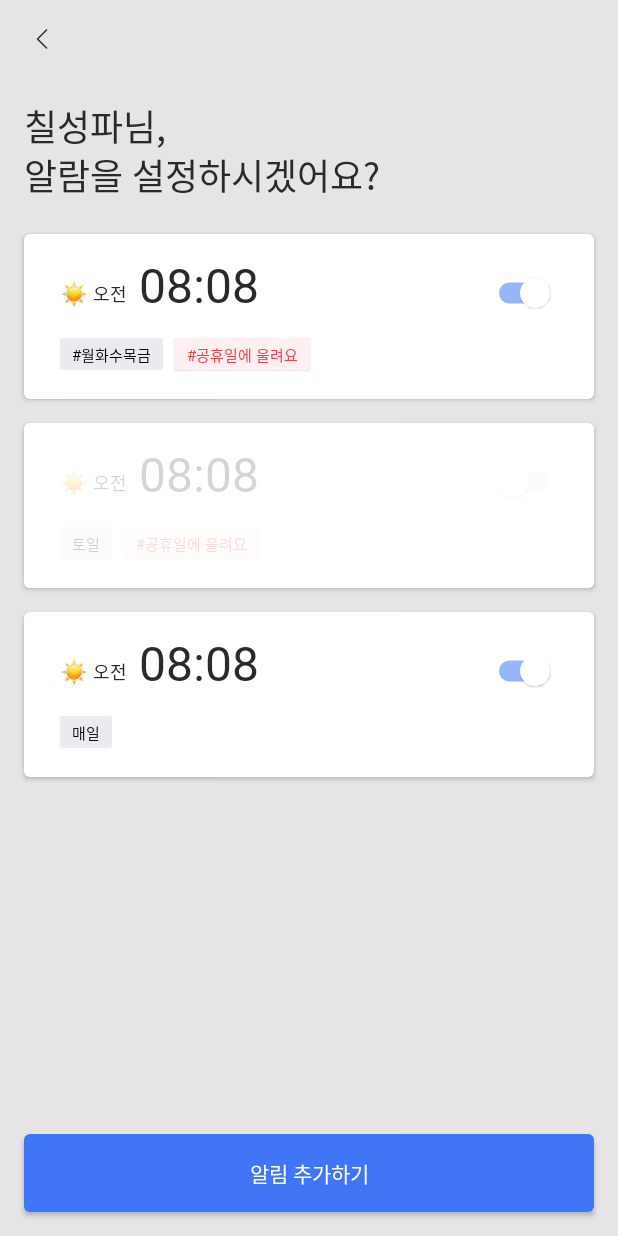
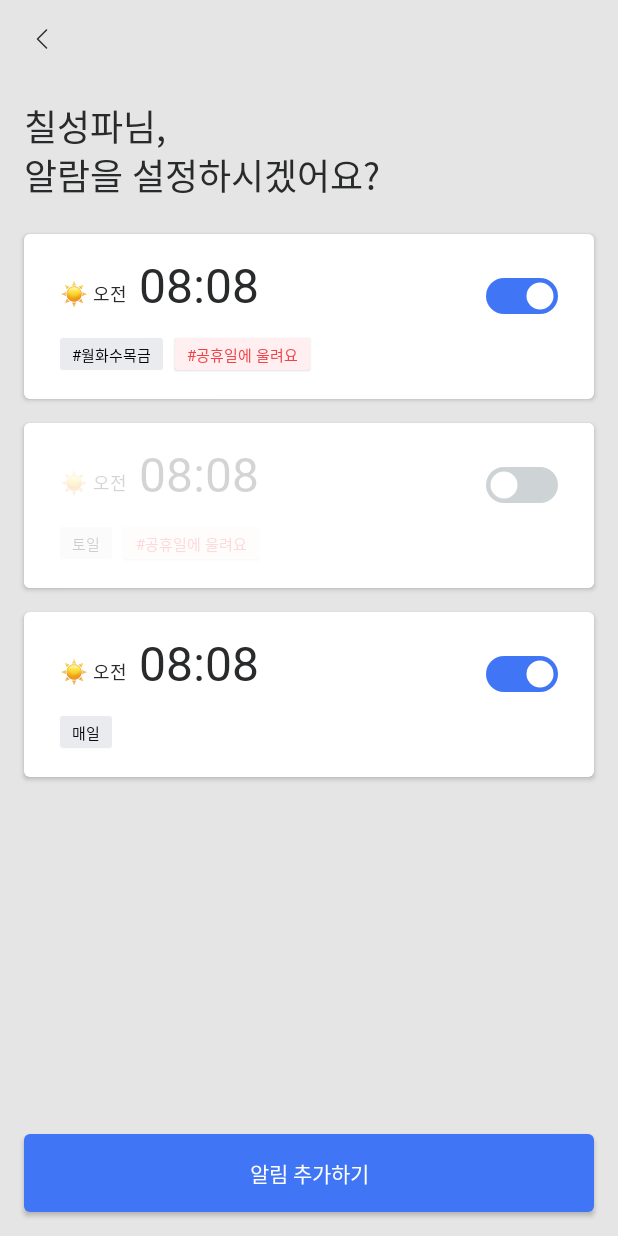
Before and after one commit to depromeet/LinkZupZup-AOS, an Android app built with Jetpack Compose: the screen it shows after launch (AlarmDetailActivity), on a phone screen of 412 x 824 dp. Run offline under Robolectric (Android 15) with nearby library versions, the phone set to English and light mode, and no system bars; our stand-ins replace RxJava; libraries missing offline, so code that uses them is left out: com.jakewharton.retrofit2; Roboto replaces fonts that are not available here; 1 statement that could not run was skipped.

Commit message:
Switch 디자인 커스텀 #5 - SwitchCompat 커스텀 - Compose AndroidView로 SwitchCompat을 Compose에서 사용가능하도록 작업진행 - 확장메서드 mutableStateValue 추가   "( remember { mutableStateOf( ? ) }" -> 매번 쓰기 귀찮아서 아래와 같이 단축   ?.mutableStateValue() - kotlin-android-extensions plugins 추가   ( @Parcelize 어노테이션 등 기타 확장 기능 사용하기 위한 용도 )

```diff
--- a/app/build.gradle
+++ b/app/build.gradle
@@ -1,6 +1,7 @@
 plugins {
     id 'com.android.application'
     id 'kotlin-android'
+    id 'kotlin-android-extensions'
 }
 
 android {
--- a/app/src/main/java/com/depromeet/linkzupzup/extensions/extensions.kt
+++ b/app/src/main/java/com/depromeet/linkzupzup/extensions/extensions.kt
@@ -1,5 +1,9 @@
 package com.depromeet.linkzupzup.extensions
 
+import androidx.compose.runtime.Composable
+import androidx.compose.runtime.MutableState
+import androidx.compose.runtime.mutableStateOf
+import androidx.compose.runtime.remember
 import androidx.compose.ui.graphics.Color
 import com.depromeet.linkzupzup.base.BaseView
 import com.depromeet.linkzupzup.component.SSLHelper
@@ -27,6 +31,9 @@ fun <T> Single<T>.subSimple(onSuccess: Consumer<in T>?, baseView: BaseView<*>):
     return subscribe(onSuccess, { baseView.defaultThrowable(it) })
 }
 
+@Composable
+fun <T> T.mutableStateValue(): MutableState<T> = remember { mutableStateOf(this) }
+
 /**
  * 참고 : https://meetup.toast.com/posts/130
  */
--- a/app/src/main/java/com/depromeet/linkzupzup/view/alarm/ui/AlarmDetailUI.kt
+++ b/app/src/main/java/com/depromeet/linkzupzup/view/alarm/ui/AlarmDetailUI.kt
@@ -5,10 +5,11 @@ import androidx.compose.foundation.background
 import androidx.compose.foundation.clickable
 import androidx.compose.foundation.layout.*
 import androidx.compose.foundation.lazy.LazyColumn
-import androidx.compose.foundation.lazy.items
+import androidx.compose.foundation.lazy.itemsIndexed
 import androidx.compose.foundation.shape.RoundedCornerShape
 import androidx.compose.material.*
 import androidx.compose.runtime.Composable
+import androidx.compose.runtime.MutableState
 import androidx.compose.runtime.mutableStateOf
 import androidx.compose.runtime.remember
 import androidx.compose.ui.Alignment
@@ -25,12 +26,14 @@ import androidx.compose.ui.unit.dp
 import androidx.compose.ui.unit.sp
 import com.depromeet.linkzupzup.R
 import com.depromeet.linkzupzup.base.BaseView
+import com.depromeet.linkzupzup.extensions.mutableStateValue
 import com.depromeet.linkzupzup.extensions.timeBaseStr
 import com.depromeet.linkzupzup.extensions.timeStr
 import com.depromeet.linkzupzup.presenter.AlarmDetailViewModel
 import com.depromeet.linkzupzup.presenter.model.WeeklyAlarm
 import com.depromeet.linkzupzup.ui.theme.LinkZupZupTheme
 import com.depromeet.linkzupzup.utils.DLog
+import com.depromeet.linkzupzup.view.custom.CustomSwitchCompat
 import java.util.*
 
 class AlarmDetailUI: BaseView<AlarmDetailViewModel>() {
@@ -88,10 +91,9 @@ fun BodyContent(alarms: ArrayList<WeeklyAlarm>, alarmClickListener: ()->Unit) {
                     .fillMaxWidth()
                     .weight(1f)) {
 
-                items(alarmList.value) { alarm ->
-                    WeeklyAlarmCard(alarm)
+                itemsIndexed(items= alarmList.value) { index, alarm ->
+                    WeeklyAlarmCard(alarmList, index)
                 }
-
             }
 
 
@@ -138,7 +140,12 @@ fun TopHeaderCard() {
 }
 
 @Composable
-fun WeeklyAlarmCard(alarm: WeeklyAlarm) {
+fun WeeklyAlarmCard(list: MutableState<ArrayList<WeeklyAlarm>>, index: Int) {
+    list.value[index].let { alarm ->
+
+        // 알람 설정 유무
+        val enableAlarm: MutableState<Boolean> = alarm.isEnableAlarm().mutableStateValue()
+        alarm.enableAlarm = if (enableAlarm.value) 1 else 0
 
         Card(shape = RoundedCornerShape(4.dp),
             backgroundColor = Color.White,
@@ -147,7 +154,9 @@ fun WeeklyAlarmCard(alarm: WeeklyAlarm) {
 
             }) {
 
-        Box(Modifier.fillMaxWidth()
+            Box(
+                Modifier
+                    .fillMaxWidth()
                     .height(110.dp)) {
 
                 Column(modifier = Modifier
@@ -175,23 +184,6 @@ fun WeeklyAlarmCard(alarm: WeeklyAlarm) {
                             style = TextStyle(fontFamily = FontFamily(Font(resId = R.font.spoqa_hansansneo_medium, weight = FontWeight.W400)), textAlign = TextAlign.Start, fontSize = 32.sp, lineHeight = 10.sp, color = Color(0xFF292A2B)),
                             modifier = Modifier.absoluteOffset(y = -(5).dp))
 
-                    Spacer(Modifier.weight(1f))
-
-                    Switch(checked = alarm.isEnableAlarm(),
-                        onCheckedChange = { checked ->
-                            alarm.enableAlarm = if (checked) 1 else 0
-                            DLog.e("Jackso", "state: $checked")
-                        }, colors = SwitchDefaults.colors(
-                            checkedThumbColor = Color(0xFFFFFFFF),
-                            checkedTrackColor = Color(0xFF4076F6),
-                            uncheckedThumbColor = Color(0xFFFFFFFF),
-                            uncheckedTrackColor = Color(0xFFCED3D6)
-                        ),
-                        enabled = true,
-                        modifier = Modifier
-                            .width(46.dp)
-                            .height(24.dp))
-
                     }
 
                     Spacer(Modifier.height(10.dp))
@@ -206,7 +198,8 @@ fun WeeklyAlarmCard(alarm: WeeklyAlarm) {
                                 Text(alarm.weekDayStr(),
                                     style = TextStyle(fontFamily = FontFamily(Font(resId = R.font.spoqa_hansansneo_medium, weight = FontWeight.W400)), fontSize = 10.sp, lineHeight = 14.sp, color = Color(0xFF000000)),
                                     textAlign = TextAlign.Center,
-                                modifier = Modifier.height(22.dp)
+                                    modifier = Modifier
+                                        .height(22.dp)
                                         .padding(horizontal = 8.dp, vertical = 4.dp))
                             }
                         }
@@ -219,7 +212,8 @@ fun WeeklyAlarmCard(alarm: WeeklyAlarm) {
                                     Text("#공휴일에 울려요",
                                         style = TextStyle(fontFamily = FontFamily(Font(resId = R.font.spoqa_hansansneo_medium, weight = FontWeight.W400)), fontSize = 10.sp, lineHeight = 14.sp, color = Color(0xFFF24147)),
                                         textAlign = TextAlign.Center,
-                                    modifier = Modifier.height(22.dp)
+                                        modifier = Modifier
+                                            .height(22.dp)
                                             .padding(horizontal = 8.dp, vertical = 4.dp))
                                 }
                             }
@@ -230,13 +224,31 @@ fun WeeklyAlarmCard(alarm: WeeklyAlarm) {
                 /**
                  * 비활성화 블러
                  */
-            if (!alarm.isEnableAlarm()) Row(Modifier.fillMaxWidth()
+                if (!enableAlarm.value) Row(
+                    Modifier
+                        .fillMaxWidth()
                         .fillMaxHeight()
-                .background(color = Color(0xCCFFFFFF))) { }
+                        .background(color = Color(0xCCFFFFFF))) {}
+
+                /**
+                 * 카드가 비활성화 될경우 블러 위에 스위치가 표현되어야 하므로 상위 레이어에 배치.
+                 */
+                Column(horizontalAlignment = Alignment.End,
+                    modifier = Modifier
+                        .fillMaxWidth()
+                        .height(110.dp)
+                        .padding(top = 29.dp, end = 24.dp)) {
+
+                    CustomSwitchCompat(switchCompatInstance = { it.isChecked = enableAlarm.value },
+                        checkedOnChangeListener = { view, isChecked ->
+                            enableAlarm.value = isChecked
+                        })
+                }
 
             }
         }
 
+    }
 }
 
 @Preview
--- /dev/null
+++ b/app/src/main/java/com/depromeet/linkzupzup/view/custom/CustomUI.kt
@@ -0,0 +1,46 @@
+package com.depromeet.linkzupzup.view.custom
+
+import android.widget.CompoundButton
+import androidx.annotation.DrawableRes
+import androidx.appcompat.widget.SwitchCompat
+import androidx.compose.foundation.layout.height
+import androidx.compose.runtime.Composable
+import androidx.compose.ui.Modifier
+import androidx.compose.ui.unit.dp
+import androidx.compose.ui.viewinterop.AndroidView
+import androidx.core.content.ContextCompat
+import com.depromeet.linkzupzup.R
+
+/**
+ * Modifier.width(46.dp) -> Thumb 여백 2dp로 인해 width를 딱맞게 지정할 경우, SwitchCompat이 짤리는 현상발생
+ * height만 지정해서 사용해야 될것 같습니다.
+ *
+ * switchCompatInstance callback : SwitchCompat Instance를 참조하기 위한 용도이며,
+ * 생성 시, SwitchCompat Instance를 반환합니다.
+ *
+ * updateCallback callback : View가 확장될 때 호출되는 update 콜백, 사용할 필요가 없을걸로 예상됩니다.
+ */
+@Composable
+fun CustomSwitchCompat(modifier: Modifier = Modifier.height(24.dp),
+                       @DrawableRes thumbDrawableRes: Int = R.drawable.custom_switch_compat_thumb,
+                       @DrawableRes trackDrawableRes: Int = R.drawable.custom_switch_compat_track,
+                       switchCompatInstance: (SwitchCompat)->Unit = {},
+                       updateCallback: (SwitchCompat)->Unit = {},
+                       checkedOnChangeListener: CompoundButton.OnCheckedChangeListener? = null) {
+    AndroidView(
+        modifier = modifier,
+        factory = { ctx ->
+
+            SwitchCompat(ctx).apply {
+                thumbDrawable = ContextCompat.getDrawable(context, thumbDrawableRes)
+                trackDrawable = ContextCompat.getDrawable(context, trackDrawableRes)
+                checkedOnChangeListener?.let { listener -> setOnCheckedChangeListener(listener) }
+                switchCompatInstance.invoke(this)
+            }
+        },
+        update = { view ->
+            updateCallback.invoke(view)
+        }
+    )
+
+}
--- /dev/null
+++ b/app/src/main/res/drawable/custom_switch_compat_thumb.xml
@@ -0,0 +1,36 @@
+<?xml version="1.0" encoding="utf-8"?>
+<layer-list xmlns:android="http://schemas.android.com/apk/res/android">
+    <item
+        android:bottom="2dp"
+        android:left="2dp"
+        android:right="2dp"
+        android:top="2dp">ㅣ
+
+        <selector>
+            <item android:state_checked="true">
+                <shape android:shape="oval">
+                    <corners android:radius="10dp" />
+                    <size
+                        android:width="20dp"
+                        android:height="20dp" />
+                    <solid android:color="#ffffff" />
+                    <stroke android:width="2dp"
+                        android:color="@android:color/transparent" />
+                </shape>
+            </item>
+
+            <item android:state_checked="false">
+                <shape android:shape="oval">
+                    <corners android:radius="10dp" />
+                    <size
+                        android:width="20dp"
+                        android:height="20dp" />
+                    <solid android:color="#ffffff" />
+                    <stroke android:width="2dp"
+                        android:color="@android:color/transparent" />
+                </shape>
+            </item>
+        </selector>
+
+    </item>
+</layer-list>
--- /dev/null
+++ b/app/src/main/res/drawable/custom_switch_compat_track.xml
@@ -0,0 +1,5 @@
+<?xml version="1.0" encoding="utf-8"?>
+<selector xmlns:android="http://schemas.android.com/apk/res/android">
+    <item android:drawable="@drawable/custom_switch_compat_track_on" android:state_checked="true" />
+    <item android:drawable="@drawable/custom_switch_compat_track_off" android:state_checked="false" />
+</selector>
--- /dev/null
+++ b/app/src/main/res/drawable/custom_switch_compat_track_off.xml
@@ -0,0 +1,13 @@
+<?xml version="1.0" encoding="utf-8"?>
+<shape xmlns:android="http://schemas.android.com/apk/res/android"
+    android:shape="rectangle">
+
+    <corners android:radius="12dp" />
+
+    <size
+        android:width="46dp"
+        android:height="24dp" />
+
+    <solid android:color="#CED3D6" />
+
+</shape>
--- /dev/null
+++ b/app/src/main/res/drawable/custom_switch_compat_track_on.xml
@@ -0,0 +1,13 @@
+<?xml version="1.0" encoding="utf-8"?>
+<shape xmlns:android="http://schemas.android.com/apk/res/android"
+    android:shape="rectangle">
+
+    <corners android:radius="12dp" />
+
+    <size
+        android:width="46dp"
+        android:height="24dp" />
+
+    <solid android:color="#4076F6" />
+
+</shape>
```
Also changed, not shown: 1 other file. Lines whose indentation alone changed are shown as unchanged.
